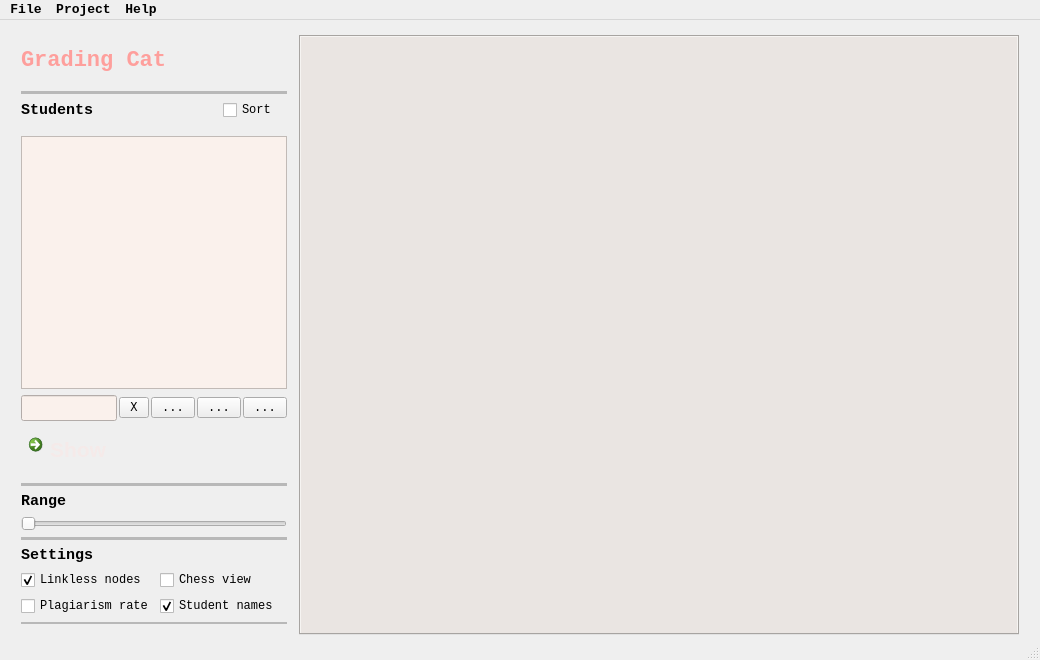
The window that vplag.ui (rg-software/grading-cat) describes before a commit, drawn with Qt 5.
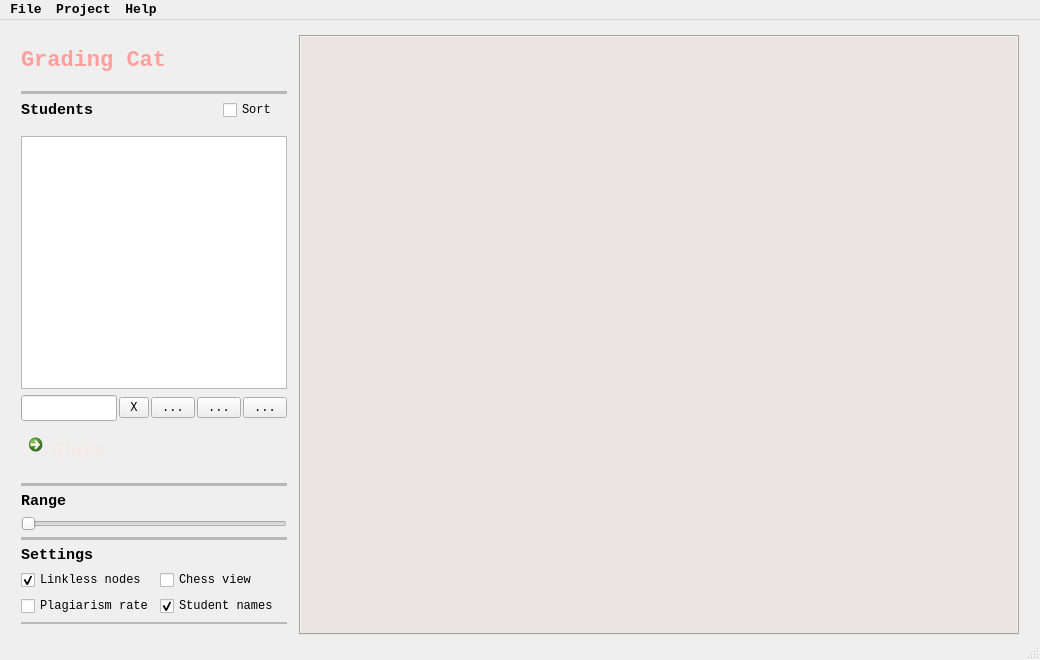
The same window after the commit. Icons and pictures are not drawn.

Commit message: enable/disable, dialog

Diff of the .ui file:
```diff
--- a/vplag.ui
+++ b/vplag.ui
@@ -522,8 +522,7 @@
            <enum>Qt::StrongFocus</enum>
           </property>
           <property name="styleSheet">
-           <string notr="true">color: #656270;
-      background-color: #faf1ec</string>
+           <string notr="true"/>
           </property>
          </widget>
         </item>
@@ -549,8 +548,7 @@
              </font>
             </property>
             <property name="styleSheet">
-             <string notr="true">color: #656270;
-background-color: #faf1ec</string>
+             <string notr="true"/>
             </property>
            </widget>
           </item>
```
Left out of the diff: 68 changed lines with no effect on the pictures. The commit also changes 3 other files.
